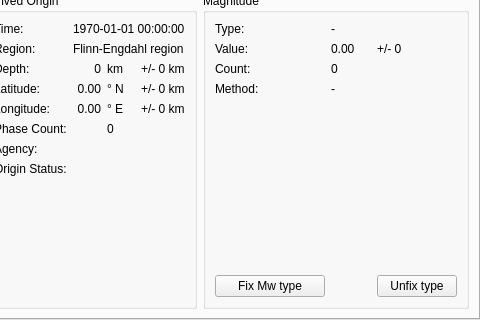
SeisComP/common, file libs/seiscomp/gui/datamodel/eventedit.ui: the form before one commit; both pictures show x 355 to 835 and y 475 to 795 of the 835 by 795 pixel window.
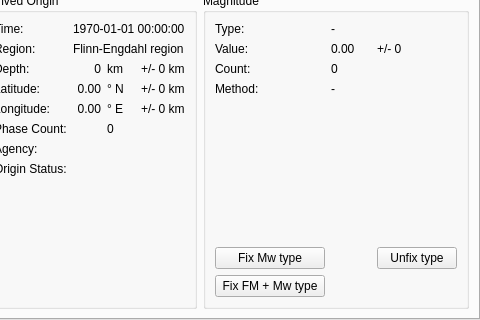
The form after the commit. The open tabs and pages were chosen to show the change.

Commit message: [eventedit] Add Fix FM + Mw type button

```diff
--- a/libs/seiscomp/gui/datamodel/eventedit.ui
+++ b/libs/seiscomp/gui/datamodel/eventedit.ui
@@ -1557,6 +1557,16 @@
               </property>
              </widget>
             </item>
+            <item row="6" column="0" >
+             <widget class="QPushButton" name="buttonFixFmMw" >
+              <property name="toolTip" >
+               <string>Fixes currently selected focal mechanism and the associated moment magnitude as preferred magnitude if available.</string>
+              </property>
+              <property name="text" >
+               <string>Fix FM + Mw type</string>
+              </property>
+             </widget>
+            </item>
            </layout>
           </widget>
          </item>
```
The commit also changes 2 other files.
